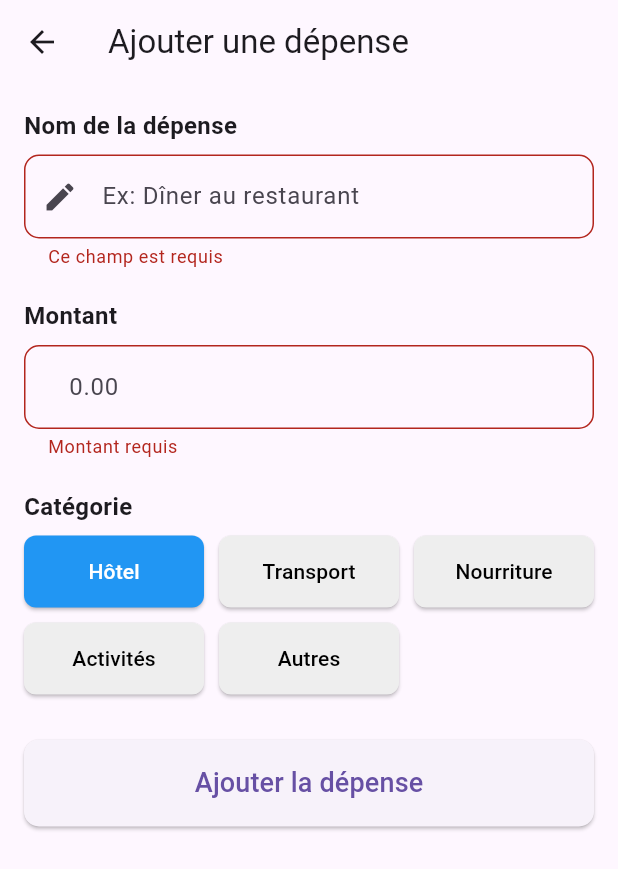
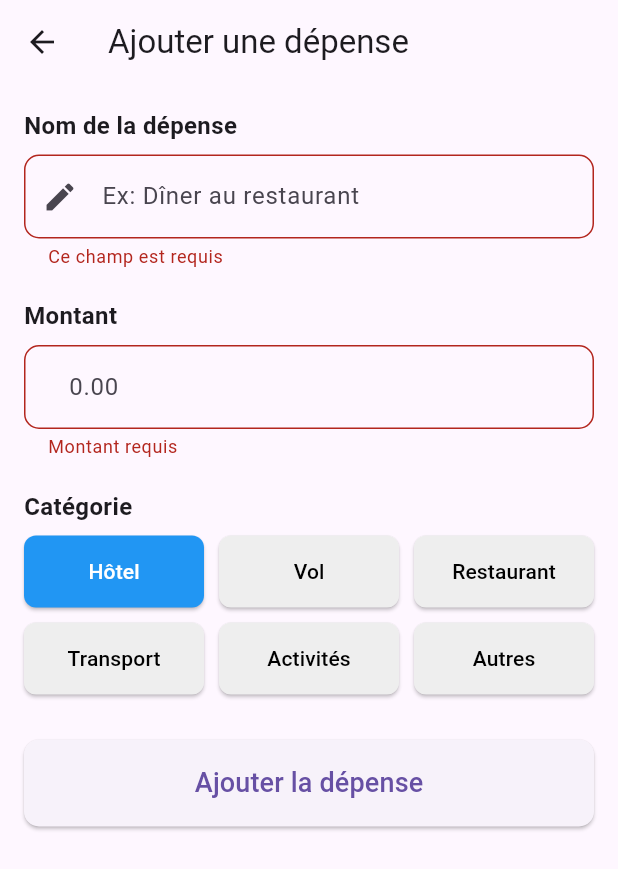
Before and after one commit to Ikram79197/VoyageGroupeAgile, a Flutter app: the AjouterDepense screen opened directly with empty values, after a tap on "Ajouter la dépense", on a phone screen of 412 x 824 dp. Shown: the top 869 px of the screen. Run offline on Flutter 3.47's test engine with Material 3 defaults, Android fonts, the phone set to English and light mode, and no system bars.

```diff
--- a/lib/pages/ajouter_depense.dart
+++ b/lib/pages/ajouter_depense.dart
@@ -1,5 +1,6 @@
 import 'package:flutter/material.dart';
 import '../services/memory_storage.dart';
+import 'consulter_voyage.dart'; // ← à ajouter
 
 class AjouterDepense extends StatefulWidget {
   final String voyageId;
@@ -13,16 +14,43 @@ class _AjouterDepenseState extends State<AjouterDepense> {
   final _formKey = GlobalKey<FormState>();
   final TextEditingController _nomController = TextEditingController();
   final TextEditingController _montantController = TextEditingController();
-  String _categorie = 'Hôtel'; // Catégorie par défaut
+  String _categorie = 'Hôtel';
 
-  // Liste des catégories disponibles
   final List<String> _categories = [
     'Hôtel',
+    'Vol',
+    'Restaurant',
     'Transport',
-    'Nourriture',
     'Activités',
     'Autres'
   ];
+
+  void _enregistrerDepense() {
+    if (_formKey.currentState!.validate()) {
+      final nouvelleDepense = {
+        'nom': _nomController.text,
+        'montant': double.parse(_montantController.text),
+        'categorie': _categorie,
+        'date': DateTime.now().toString(),
+      };
+
+      MemoryStorage().addDepense(widget.voyageId, nouvelleDepense);
+
+      // Redirection vers la liste des voyages après enregistrement
+      Navigator.pushAndRemoveUntil(
+        context,
+        MaterialPageRoute(builder: (_) => const ConsulterVoyage()),
+        (route) => false,
+      );
+    }
+  }
+
+  @override
+  void dispose() {
+    _nomController.dispose();
+    _montantController.dispose();
+    super.dispose();
+  }
 
   @override
   Widget build(BuildContext context) {
@@ -41,7 +69,6 @@ class _AjouterDepenseState extends State<AjouterDepense> {
           child: Column(
             crossAxisAlignment: CrossAxisAlignment.start,
             children: [
-              // Section: Nom de la dépense
               const Text('Nom de la dépense',
                   style: TextStyle(fontSize: 16, fontWeight: FontWeight.bold)),
               const SizedBox(height: 8),
@@ -58,8 +85,6 @@ class _AjouterDepenseState extends State<AjouterDepense> {
                     value!.isEmpty ? 'Ce champ est requis' : null,
               ),
               const SizedBox(height: 20),
-
-              // Section: Montant
               const Text('Montant',
                   style: TextStyle(fontSize: 16, fontWeight: FontWeight.bold)),
               const SizedBox(height: 8),
@@ -80,8 +105,6 @@ class _AjouterDepenseState extends State<AjouterDepense> {
                 },
               ),
               const SizedBox(height: 20),
-
-              // Section: Catégories
               const Text('Catégorie',
                   style: TextStyle(fontSize: 16, fontWeight: FontWeight.bold)),
               const SizedBox(height: 8),
@@ -113,8 +136,6 @@ class _AjouterDepenseState extends State<AjouterDepense> {
                 }).toList(),
               ),
               const SizedBox(height: 30),
-
-              // Bouton Valider
               SizedBox(
                 width: double.infinity,
                 child: ElevatedButton(
@@ -135,33 +156,4 @@ class _AjouterDepenseState extends State<AjouterDepense> {
       ),
     );
   }
-
-  void _enregistrerDepense() {
-    if (_formKey.currentState!.validate()) {
-      final nouvelleDepense = {
-        'nom': _nomController.text,
-        'montant': double.parse(_montantController.text),
-        'categorie': _categorie,
-        'date': DateTime.now().toString(),
-      };
-
-      // Enregistrement dans MemoryStorage
-      MemoryStorage().addDepense(widget.voyageId, nouvelleDepense);
-
-      // Feedback utilisateur
-      ScaffoldMessenger.of(context).showSnackBar(
-        const SnackBar(content: Text('Dépense enregistrée avec succès!')),
-      );
-
-      // Retour à la page précédente
-      Navigator.pop(context);
-    }
-  }
-
-  @override
-  void dispose() {
-    _nomController.dispose();
-    _montantController.dispose();
-    super.dispose();
-  }
 }
```
Also changed, not shown: lib/pages/consulter_voyage.dart (added, +140 -0 lines).
